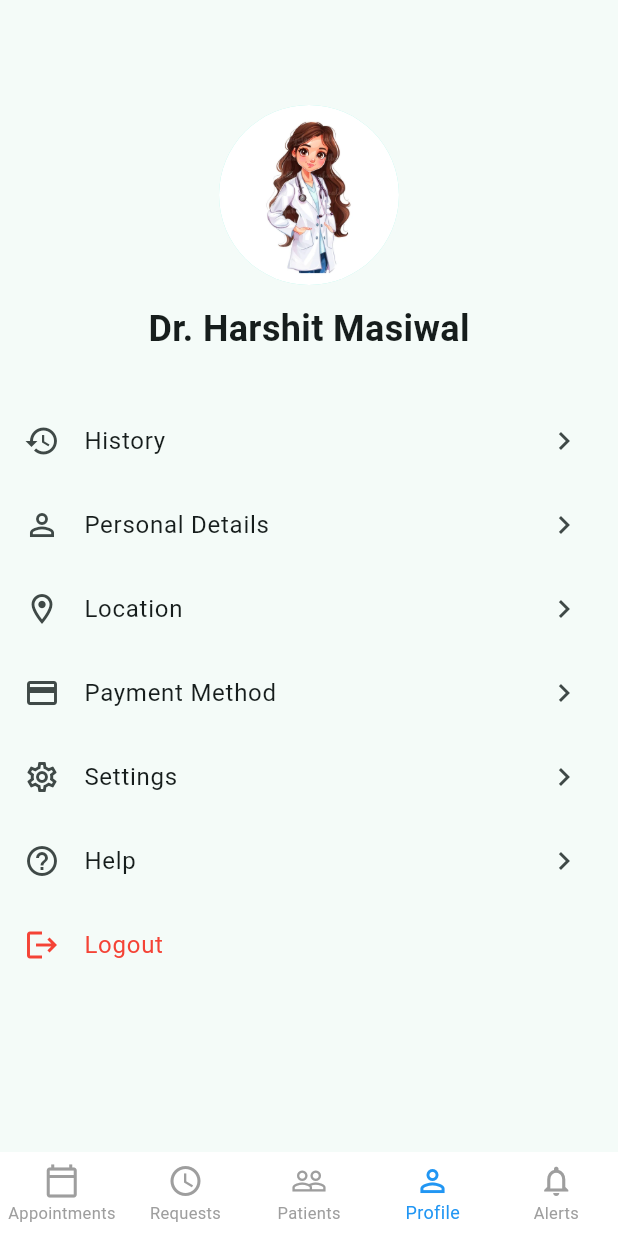
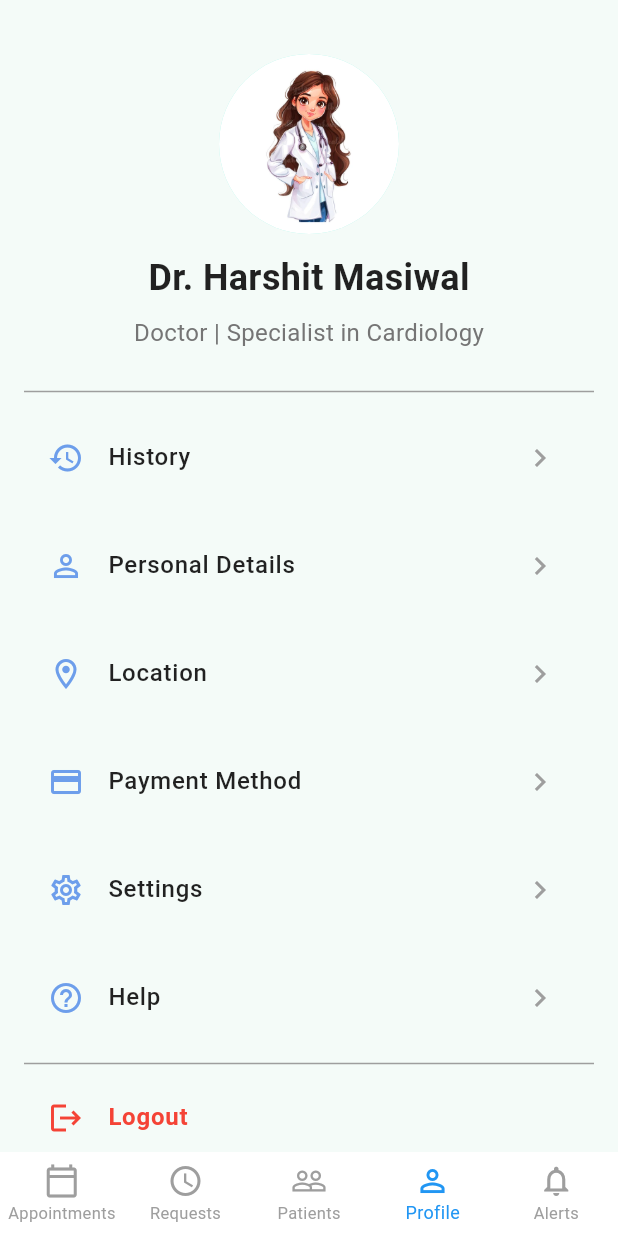
Before and after one commit to suryanshranjan/Hackoverflow, a Flutter app: the screen it shows after launch, item 4 of the bottom bar chosen, on a phone screen of 412 x 824 dp. Run offline on Flutter 3.47's test engine with Material 3 defaults, Android fonts, the phone set to English and light mode, and no system bars; our stand-ins replace carousel_slider, shared_preferences; network calls fail.

Commit message:
updated request page and profile page for doctor

```diff
--- a/frontend/hackoverflow/lib/screen/doctor/ProfilePage.dart
+++ b/frontend/hackoverflow/lib/screen/doctor/ProfilePage.dart
@@ -5,12 +5,13 @@ class ProfilePage extends StatelessWidget {
   Widget build(BuildContext context) {
     return Scaffold(
       body: SingleChildScrollView(
+        child: Padding(
+          padding: const EdgeInsets.all(16.0),
           child: Column(
             children: [
-            SizedBox(height: 40),
               // Profile Header Section
               Container(
-              padding: EdgeInsets.symmetric(vertical: 30),
+                padding: const EdgeInsets.symmetric(vertical: 20),
                 alignment: Alignment.center,
                 child: Column(
                   children: [
@@ -18,29 +19,46 @@ class ProfilePage extends StatelessWidget {
                       radius: 60,
                       backgroundImage: AssetImage('assets/doctor.webp'),
                     ),
-                  SizedBox(height: 12),
+                    const SizedBox(height: 12),
                     Text(
                       'Dr. Harshit Masiwal',
-                    style: TextStyle(
+                      style: const TextStyle(
                         fontSize: 24,
                         fontWeight: FontWeight.bold,
+                        color: Colors.black87,
+                      ),
+                    ),
+                    const SizedBox(height: 8),
+                    Text(
+                      'Doctor | Specialist in Cardiology',
+                      style: TextStyle(
+                        fontSize: 16,
+                        color: Colors.grey[600],
                       ),
                     ),
                   ],
                 ),
               ),
+              const Divider(thickness: 1, color: Colors.grey),
+
+              // Menu Items
               _buildMenuItem(Icons.history, 'History'),
               _buildMenuItem(Icons.person_outline, 'Personal Details'),
               _buildMenuItem(Icons.location_on_outlined, 'Location'),
               _buildMenuItem(Icons.payment_outlined, 'Payment Method'),
               _buildMenuItem(Icons.settings_outlined, 'Settings'),
               _buildMenuItem(Icons.help_outline, 'Help'),
+
               // Logout Button
+              const Divider(thickness: 1, color: Colors.grey),
               ListTile(
-              leading: Icon(Icons.logout, color: Colors.red),
-              title: Text(
+                leading: const Icon(Icons.logout, color: Colors.red),
+                title: const Text(
                   'Logout',
-                style: TextStyle(color: Colors.red),
+                  style: TextStyle(
+                    color: Colors.red,
+                    fontWeight: FontWeight.bold,
+                  ),
                 ),
                 onTap: () {
                   // Add logout functionality here
@@ -49,18 +67,35 @@ class ProfilePage extends StatelessWidget {
             ],
           ),
         ),
+      ),
     );
   }
 
   // Helper method to build menu items
   Widget _buildMenuItem(IconData icon, String title) {
-    return ListTile(
-      leading: Icon(icon),
-      title: Text(title),
-      trailing: Icon(Icons.chevron_right),
+    return Padding(
+      padding: const EdgeInsets.symmetric(vertical: 8.0),
+      child: ListTile(
+        leading: Icon(
+          icon,
+          color: const Color(0xFF6D9EEB), // Icon color
+        ),
+        title: Text(
+          title,
+          style: const TextStyle(
+            fontSize: 16,
+            fontWeight: FontWeight.w500,
+            color: Colors.black87,
+          ),
+        ),
+        trailing: const Icon(
+          Icons.chevron_right,
+          color: Colors.grey,
+        ),
         onTap: () {
           // Add navigation functionality here
         },
+      ),
     );
   }
 }
--- a/frontend/hackoverflow/lib/screen/doctor/doctor_dashboard.dart
+++ b/frontend/hackoverflow/lib/screen/doctor/doctor_dashboard.dart
@@ -92,14 +92,16 @@ Widget _buildBody() {
               const TilesSection(),
               const SizedBox(height: 8),
               Padding(
-              padding: const EdgeInsets.symmetric(horizontal: 16), // Added padding
+                padding:
+                    const EdgeInsets.symmetric(horizontal: 16), // Added padding
                 child: Text(
                   'Upcoming Appointments',
                   style: TextStyle(
                     fontSize: 20, // Slightly larger for emphasis
                     fontWeight: FontWeight.bold,
                     color: Colors.black87,
-                  letterSpacing: 1, // Adds a bit of spacing between the letters
+                    letterSpacing:
+                        1, // Adds a bit of spacing between the letters
                     height: 1.4, // Adjust line height for better spacing
                   ),
                 ),
@@ -121,12 +123,11 @@ Widget _buildBody() {
     }
   }
 
-
   @override
   Widget build(BuildContext context) {
     return Scaffold(
-      backgroundColor: const Color(0xFFF9FAFB), // Light background color
-      body: SafeArea(child: _buildBody()), // Ensure body is inside safe area
+      backgroundColor: const Color(0xFFF9FAFB),
+      body: SafeArea(child: _buildBody()),
       bottomNavigationBar: BottomNavBar(
         currentIndex: _selectedIndex,
         onTap: _onItemTapped,
```
Also changed, not shown: frontend/hackoverflow/lib/screen/doctor/components/RequestCard.dart (+58 -18 lines), frontend/hackoverflow/lib/screen/doctor/request_appointment.dart (+14 -10 lines). Lines whose indentation alone changed are shown as unchanged.
